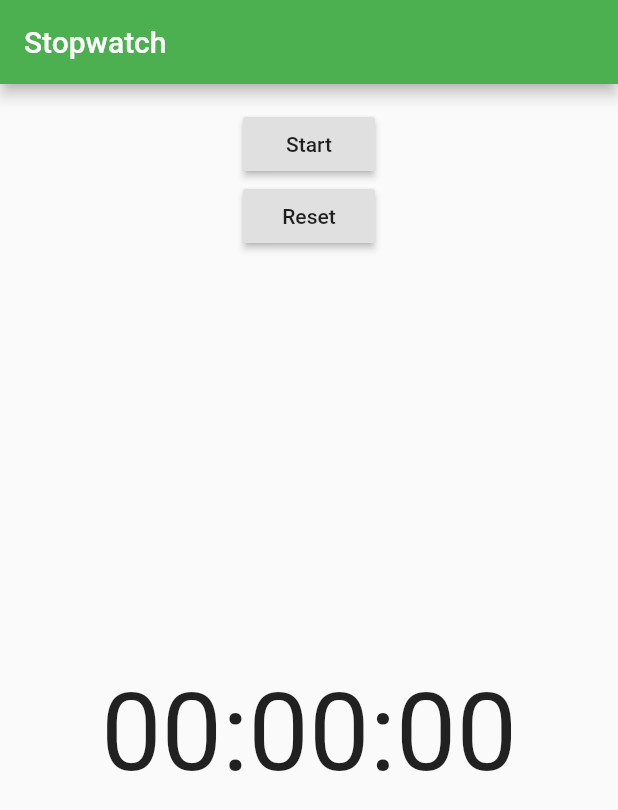
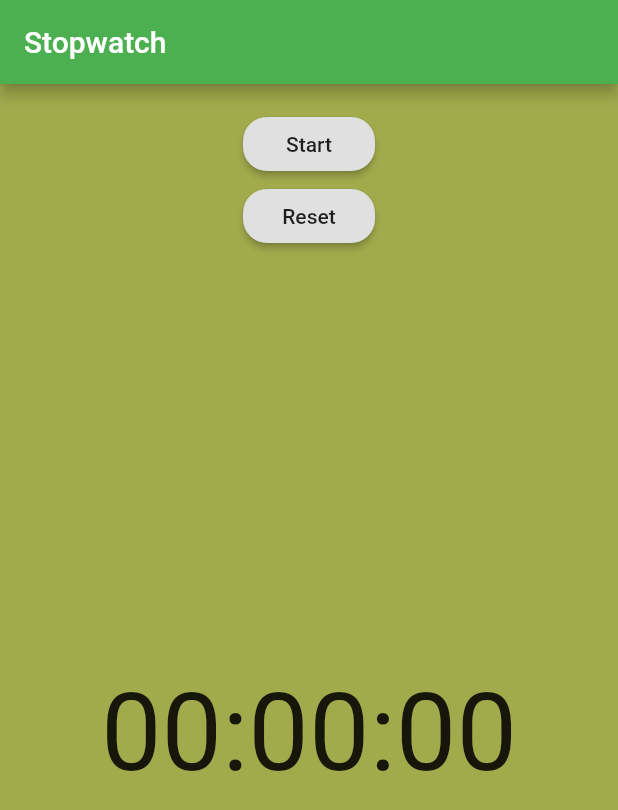
Before and after one commit to jnpatel2811/flutter_stopwatch, a Flutter app: the screen it shows after launch, after a tap on "Start", after a tap on "Reset", on a phone screen of 412 x 824 dp. Shown: the top 810 px of the screen. Run offline on Flutter 3.47's test engine with Material 2 defaults, Android fonts, the phone set to English and light mode, and no system bars.

Commit message:
changing bg color based on some gradient when stop watch is running

```diff
--- a/lib/pages/home.dart
+++ b/lib/pages/home.dart
@@ -7,7 +7,8 @@ class HomeWidget extends StatefulWidget {
   _HomeWidgetState createState() => _HomeWidgetState();
 }
 
-class _HomeWidgetState extends State<HomeWidget> {
+class _HomeWidgetState extends State<HomeWidget>
+    with SingleTickerProviderStateMixin {
   String _stopwatchText = "00:00:00";
   String _buttonText = _textSTART;
 
@@ -17,6 +18,34 @@ class _HomeWidgetState extends State<HomeWidget> {
   static final _textSTOP = "Stop";
   static final _textSTART = "Start";
   static final _textReset = "Reset";
+
+  AnimationController _animationController;
+  Animation _colorAnimation;
+
+
+  @override
+  void initState() {
+    super.initState();
+    _animationController =
+        AnimationController(vsync: this, duration: Duration(seconds: 1));
+    _colorAnimation =
+        ColorTween(begin: Color(0xff3CA55C), end: Color(0xffB5AC49))
+            .animate(_animationController);
+
+    _animationController.addStatusListener((status) {
+      if (status == AnimationStatus.completed) {
+        _animationController.reverse();
+      } else if (status == AnimationStatus.dismissed) {
+        _animationController.forward();
+      }
+    });
+  }
+
+  @override
+  void dispose() {
+    super.dispose();
+    _animationController.dispose();
+  }
 
   @override
   Widget build(BuildContext context) {
@@ -29,7 +58,14 @@ class _HomeWidgetState extends State<HomeWidget> {
   }
 
   Widget _buildBody() {
-    return Padding(
+    return Container(
+      color: _colorAnimation.value,
+      /*decoration: BoxDecoration(
+          gradient: LinearGradient(
+            colors: [Color(0xff3CA55C), Color(0xffB5AC49)],
+            begin: Alignment.bottomCenter,
+          )),*/
+      child: Padding(
         padding: const EdgeInsets.all(16.0),
         child: Column(
           children: <Widget>[
@@ -39,10 +75,16 @@ class _HomeWidgetState extends State<HomeWidget> {
                   RaisedButton(
                     onPressed: _startStopBtnClicked,
                     child: Text(_buttonText),
+                    shape: RoundedRectangleBorder(
+                      borderRadius: BorderRadius.circular(16.0),
+                    ),
                   ),
                   RaisedButton(
                     onPressed: _resetBtnClicked,
                     child: Text(_textReset),
+                    shape: RoundedRectangleBorder(
+                      borderRadius: BorderRadius.circular(16.0),
+                    ),
                   ),
                 ],
               ),
@@ -59,6 +101,7 @@ class _HomeWidgetState extends State<HomeWidget> {
               ),
             ),
           ],
+        ),
       ),
     );
   }
@@ -97,10 +140,12 @@ class _HomeWidgetState extends State<HomeWidget> {
       if (_stopWatch.isRunning) {
         _buttonText = _textSTART;
         _stopWatch.stop();
+        _animationController.stop();
       } else {
         _buttonText = _textSTOP;
         _stopWatch.start();
         _startTimeout();
+        _animationController.forward();
       }
     });
   }
```
Lines whose indentation alone changed are shown as unchanged.
